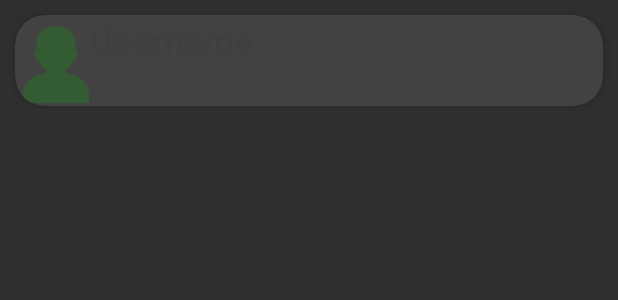
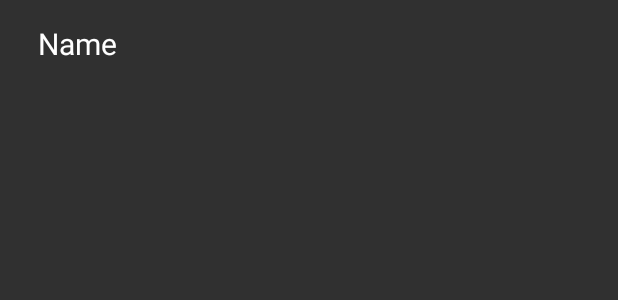
Before and after one commit to herrsechs/GLexamples, an Android app: the layout contact_item.xml on its own in the app's theme, with its tools: preview values and no code run, on a phone screen of 412 x 824 dp. Shown: the top 300 px of the screen. Run offline under Robolectric (Android 15) with nearby library versions, the phone set to English and light mode, and no system bars.

Commit message:
Promote Contacts UI

```diff
--- a/app/src/main/AndroidManifest.xml
+++ b/app/src/main/AndroidManifest.xml
@@ -23,7 +23,6 @@
         <activity android:name=".glActivity.IDCardActivity"/>
         <activity android:name=".glActivity.CreateIDCardActivity"/>
         <activity android:name=".glActivity.ParticleSystemActivity"/>
-        <activity android:name=".glActivity.DisplayContactActivity"/>
         <activity
             android:name=".glActivity.MenuActivity"
             android:label="@string/app_name"
--- a/app/src/main/res/layout/contact_item.xml
+++ b/app/src/main/res/layout/contact_item.xml
@@ -1,63 +1,81 @@
-<?xml version="1.0" encoding="utf-8"?>
-<android.support.v7.widget.CardView
-    xmlns:android="http://schemas.android.com/apk/res/android"
-    xmlns:card_view="http://schemas.android.com/apk/res-auto"
+<LinearLayout xmlns:android="http://schemas.android.com/apk/res/android"
     android:layout_width="match_parent"
-    android:layout_height="wrap_content"
-    android:layout_margin="10dp"
-    card_view:cardCornerRadius="20sp"
-    card_view:cardElevation="5sp">
+    android:layout_height="match_parent"
+    android:gravity="fill_vertical">
+    <TextView
+        android:id="@+id/tvName"
+        android:layout_width="wrap_content"
+        android:layout_height="wrap_content"
+        android:text="Name"
+        android:textSize="20dp"
+        android:background="#00d8d0ff"
+        android:layout_marginLeft="25dp"
+        android:layout_marginTop="15dp"
+        android:layout_gravity="top"
+        android:layout_marginBottom="15dp"
+        android:textColor="#ffffff" />
+</LinearLayout>
 
-    <!--<TextView android:id="@+id/sectionTextView"-->
+<!--<?xml version="1.0" encoding="utf-8"?>-->
+<!--<android.support.v7.widget.CardView-->
+    <!--xmlns:android="http://schemas.android.com/apk/res/android"-->
+    <!--xmlns:card_view="http://schemas.android.com/apk/res-auto"-->
+    <!--android:layout_width="match_parent"-->
+    <!--android:layout_height="wrap_content"-->
+    <!--android:layout_margin="10dp"-->
+    <!--card_view:cardCornerRadius="20sp"-->
+    <!--card_view:cardElevation="5sp">-->
+
+    <!--&lt;!&ndash;<TextView android:id="@+id/sectionTextView"&ndash;&gt;-->
+        <!--&lt;!&ndash;android:layout_width="fill_parent"&ndash;&gt;-->
+        <!--&lt;!&ndash;android:paddingLeft="8dip"&ndash;&gt;-->
+        <!--&lt;!&ndash;android:layout_marginBottom="3dip"&ndash;&gt;-->
+        <!--&lt;!&ndash;android:layout_height="wrap_content"&ndash;&gt;-->
+        <!--&lt;!&ndash;android:text="A"&ndash;&gt;-->
+        <!--&lt;!&ndash;android:textStyle="bold"&ndash;&gt;-->
+        <!--&lt;!&ndash;android:textSize="18sp"&ndash;&gt;-->
+        <!--&lt;!&ndash;android:textColor="#ffffff"&ndash;&gt;-->
+        <!--&lt;!&ndash;android:background="#496491"&ndash;&gt;-->
+        <!--&lt;!&ndash;android:visibility="gone"&ndash;&gt;-->
+        <!--&lt;!&ndash;/>&ndash;&gt;-->
+
+    <!--<RelativeLayout xmlns:android="http://schemas.android.com/apk/res/android"-->
         <!--android:layout_width="fill_parent"-->
-        <!--android:paddingLeft="8dip"-->
-        <!--android:layout_marginBottom="3dip"-->
         <!--android:layout_height="wrap_content"-->
-        <!--android:text="A"-->
-        <!--android:textStyle="bold"-->
-        <!--android:textSize="18sp"-->
-        <!--android:textColor="#ffffff"-->
-        <!--android:background="#496491"-->
-        <!--android:visibility="gone"-->
-        <!--/>-->
+        <!--android:id="@+id/infoRowContainer"-->
+        <!-->-->
 
-    <RelativeLayout xmlns:android="http://schemas.android.com/apk/res/android"
-        android:layout_width="fill_parent"
-        android:layout_height="wrap_content"
-        android:id="@+id/infoRowContainer"
-        >
+        <!--<ImageView-->
+            <!--xmlns:android="http://schemas.android.com/apk/res/android"-->
+            <!--android:id="@+id/userImg"-->
+            <!--android:layout_width="44dip"-->
+            <!--android:layout_height="wrap_content"-->
+            <!--android:layout_alignParentLeft="true"-->
+            <!--android:layout_alignParentTop="true"-->
+            <!--android:layout_marginLeft="5dip"-->
+            <!--android:layout_marginTop="5dip"-->
+            <!--android:contentDescription="image"-->
+            <!--android:focusable="false"-->
+            <!--android:scaleType="fitCenter"-->
+            <!--android:src="@drawable/user"-->
+            <!--android:visibility="visible" />-->
 
-        <ImageView
-            xmlns:android="http://schemas.android.com/apk/res/android"
-            android:id="@+id/userImg"
-            android:layout_width="44dip"
-            android:layout_height="wrap_content"
-            android:layout_alignParentLeft="true"
-            android:layout_alignParentTop="true"
-            android:layout_marginLeft="5dip"
-            android:layout_marginTop="5dip"
-            android:contentDescription="image"
-            android:focusable="false"
-            android:scaleType="fitCenter"
-            android:src="@drawable/user"
-            android:visibility="visible" />
-
-        <TextView
-            android:id="@+id/nameView"
-            android:layout_width="wrap_content"
-            android:layout_height="wrap_content"
-            android:layout_alignParentTop="true"
-            android:layout_toRightOf="@id/userImg"
-            android:textStyle="bold"
-            android:textSize="24sp"
-            android:text="Username"
-            android:layout_alignParentLeft="false"
-            android:layout_alignParentBottom="false"
-            android:layout_alignParentRight="false"
-            android:layout_alignWithParentIfMissing="false"
-            android:textColor="#404040" />
+        <!--<TextView-->
+            <!--android:id="@+id/nameView"-->
+            <!--android:layout_width="wrap_content"-->
+            <!--android:layout_height="wrap_content"-->
+            <!--android:layout_alignParentTop="true"-->
+            <!--android:layout_toRightOf="@id/userImg"-->
+            <!--android:textStyle="bold"-->
+            <!--android:textSize="24sp"-->
+            <!--android:text="Username"-->
+            <!--android:layout_alignParentLeft="false"-->
+            <!--android:layout_alignParentBottom="false"-->
+            <!--android:layout_alignParentRight="false"-->
+            <!--android:layout_alignWithParentIfMissing="false"-->
+            <!--android:textColor="#404040" />-->
 
 
-    </RelativeLayout>
+    <!--</RelativeLayout>-->
 
-</android.support.v7.widget.CardView>
+<!--</android.support.v7.widget.CardView>-->
```
Also changed, not shown: app/src/main/java/opengl/glexamples/adapter/ContactItemAdapter.java (+37 -92 lines), app/src/main/java/opengl/glexamples/glActivity/DisplayContactActivity.java (deleted, +0 -216 lines), 1 other file.
